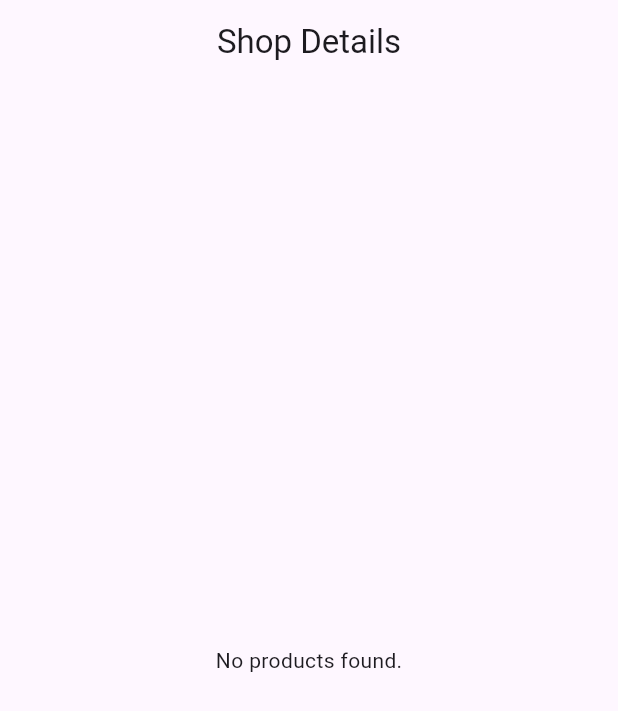
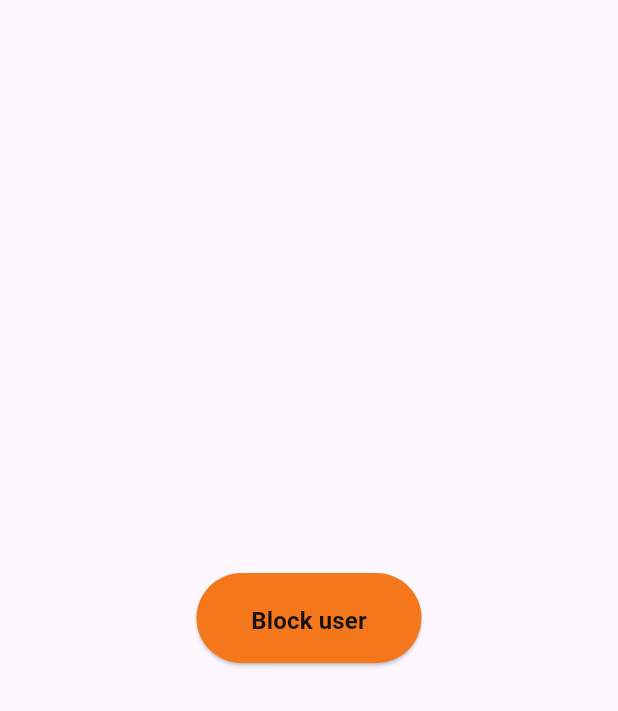
Before and after one commit to osama21245/3la-ad-el-eed, a Flutter app: the screen it shows after launch, on a phone screen of 412 x 824 dp. Shown: the top 711 px of the screen. Run offline on Flutter 3.47's test engine with Material 3 defaults, Android fonts, the phone set to English and light mode, and no system bars; our stand-ins replace cloud_firestore, firebase_core, firebase_storage, flutter_bloc, get_it, image_picker; accounts and stored records are empty.

Commit message:
Added products to both shopId collection and user collection using transaction also finished the block user logic.

```diff
--- /dev/null
+++ b/lib/features/admin/view/controllers/block_user_states.dart
@@ -0,0 +1,12 @@
+abstract class BlockUserState {}
+
+class BlockUserInitial extends BlockUserState {}
+class BlockUserLoading extends BlockUserState {}
+class BlockUserSuccess extends BlockUserState {}
+class BlockUserError extends BlockUserState {
+  final String error;
+  BlockUserError({required this.error});
+}
+
+class UserIsBlocked extends BlockUserState {}
+class UserIsNotBlocked extends BlockUserState {}
--- /dev/null
+++ b/lib/features/admin/view/screens/block_user.dart
@@ -0,0 +1,54 @@
+import 'package:_3la_ad_el_eed/features/shops/view/widgets/custom_button.dart';
+import 'package:flutter/material.dart';
+import 'package:flutter_bloc/flutter_bloc.dart';
+import '../../../../core/di/dependency_injection.dart';
+import '../../../../core/theme/app_palette.dart';
+import '../controllers/block_user_cubit.dart';
+import '../controllers/block_user_states.dart';
+
+
+class BlockUser extends StatelessWidget {
+  const BlockUser({super.key});
+
+  @override
+  Widget build(BuildContext context) {
+    return BlocProvider.value(
+      value: sl<BlockUserCubit>(),
+      child: Scaffold(
+        body: Center(
+          child: BlocConsumer<BlockUserCubit, BlockUserState>(
+            listener: (context, state) {
+              if (state is BlockUserSuccess) {
+                ScaffoldMessenger.of(context).showSnackBar(
+                  const SnackBar(content: Text("User successfully blocked")),
+                );
+              } else if (state is BlockUserError) {
+                ScaffoldMessenger.of(context).showSnackBar(
+                  SnackBar(content: Text(state.error)),
+                );
+              }
+            },
+            builder: (context, state) {
+              return SizedBox(
+                height: 60,
+                width: 150,
+                child: CustomButton(
+                  title: state is BlockUserLoading ? "Loading..." : "Block user",
+                  style: const TextStyle(
+                    fontSize: 16,
+                    color: Color(0xff171212),
+                    fontWeight: FontWeight.w700,
+                  ),
+                  onPressed: () {
+                    sl<BlockUserCubit>().blockUser("4iUxe2xwauPYSe7KcRzM19ylaF32");
+                  },
+                  buttonColor: AppPalette.mainColor,
+                ),
+              );
+            },
+          ),
+        ),
+      ),
+    );
+  }
+}
--- a/lib/features/shops/view/screens/add_product.dart
+++ b/lib/features/shops/view/screens/add_product.dart
@@ -123,6 +123,8 @@ class _AddProductState extends State<AddProduct> {
                             description: descriptionController.text.trim(),
                             price: priceController.text.trim(),
                             imageBase64: selectedImage!,
+                            shopId: 'n2W0vTrpDYdc70rpyTWq',
+                            userId: '4iUxe2xwauPYSe7KcRzM19ylaF32',
                           );
                         }
                       },
--- a/lib/main.dart
+++ b/lib/main.dart
@@ -1,3 +1,5 @@
+import 'package:_3la_ad_el_eed/features/admin/view/screens/block_user.dart';
+import 'package:_3la_ad_el_eed/features/shops/view/screens/add_product.dart';
 import 'package:flutter/material.dart';
 import 'package:firebase_core/firebase_core.dart';
 import 'core/di/dependency_injection.dart';
@@ -19,7 +21,7 @@
   Widget build(BuildContext context) {
     return MaterialApp(
       debugShowCheckedModeBanner: false,
-      home: const ShowProducts(),
+      home: const BlockUser(),
     );
   }
 }
```
Also changed, not shown: lib/core/di/dependency_injection.dart (+13 -1 lines), lib/features/admin/data/data_source/user_remote_data_source.dart (added, +26 -0 lines), lib/features/admin/data/repository/user_repository.dart (added, +22 -0 lines), lib/features/admin/view/controllers/block_user_cubit.dart (added, +33 -0 lines), lib/features/shops/data/data_source/shops_remote_datasource.dart (+29 -10 lines), lib/features/shops/data/repository/shops_repository.dart (+13 -5 lines), lib/features/shops/view/controllers/add_product_cubit.dart (+6 -1 lines).
